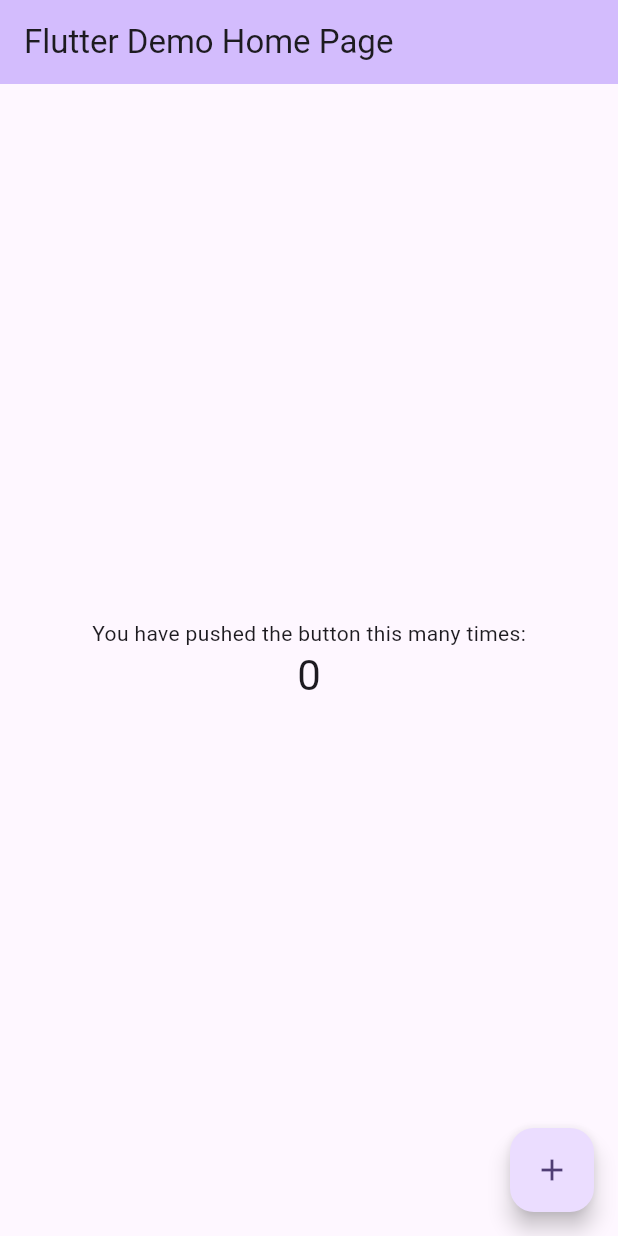
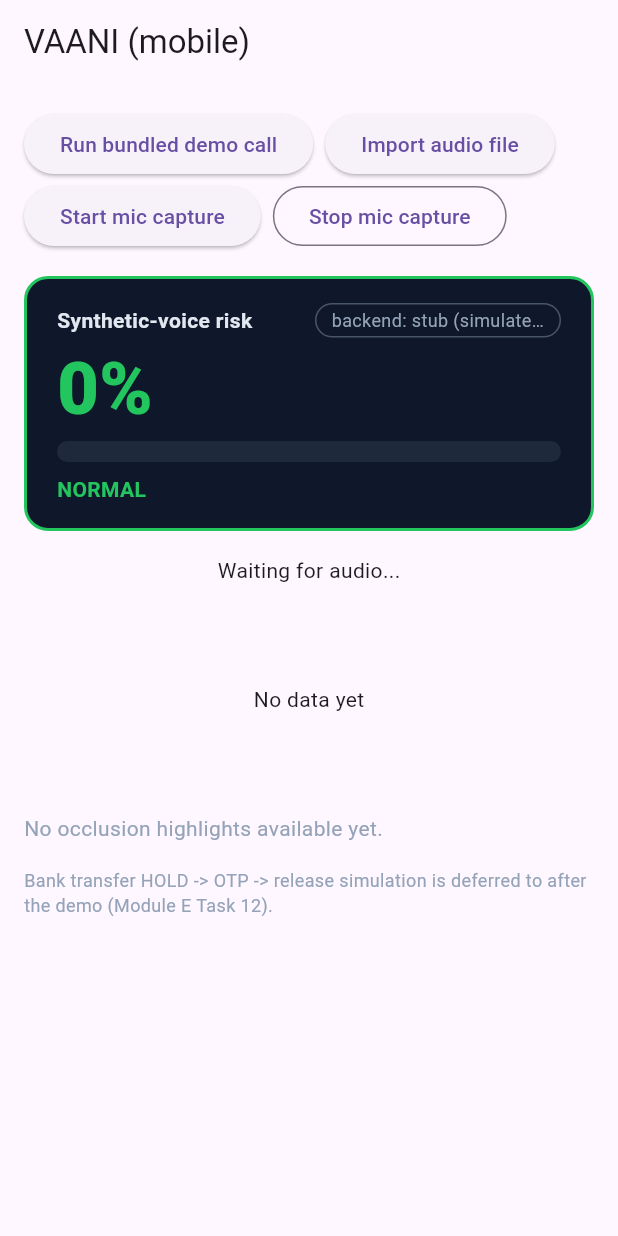
Before and after one commit to VexBane777/Smart_India_Hackathon, a Flutter app: the screen it shows after launch, on a phone screen of 412 x 824 dp. Run offline on Flutter 3.47's test engine with Material 3 defaults, Android fonts, the phone set to English and light mode, and no system bars; our stand-ins replace file_picker, fl_chart, permission_handler.

Commit message:
feat(mobile): wire HomeScreen end-to-end, minus the bank sim (Module E Task 13, adapted)
Wires file import, mic capture, the bundled canned demo call,
WindowPipeline + StubScorer, and the gauge/spectrogram/risk-curve/
occlusion-overlay UI into a single screen (lib/ui/home_screen.dart),
replacing the Flutter counter-app boilerplate in main.dart.

Deliberate deviation from the plan's Task 13: the bank HOLD->OTP->
release panel (Task 12) is skipped per explicit instruction — build
everything except the bank sim, flagged for after the demo. HomeScreen
carries an on-screen note saying so instead of silently omitting it.
integration_test/demo_flow_test.dart replaces the plan's
bank_flow_test.dart, asserting only that the pipeline reaches ALERT on
the bundled demo call — no bank/OTP assertions. Also replaced the
scaffold's stale widget_test.dart (still testing the deleted counter
MyApp) with a real smoke test of VaaniApp.

Verified via `flutter test` (23/23 passing) and `flutter build apk
--debug` (full success). The integration test itself needs a real
device/emulator to run, which isn't available in this environment —
written and committed but functionally unverified, same caveat as
Tasks 7-8.

Co-Authored-By: Claude Sonnet 5 <noreply@anthropic.com>
Claude-Session: https://claude.ai/code/session_011gyh8fVJXW7f8rxffUZm3W

```diff
--- a/vaani/mobile/lib/main.dart
+++ b/vaani/mobile/lib/main.dart
@@ -1,122 +1,10 @@
 import 'package:flutter/material.dart';
+import 'ui/home_screen.dart';
 
-void main() {
-  runApp(const MyApp());
+void main() => runApp(const VaaniApp());
+
+class VaaniApp extends StatelessWidget {
+  const VaaniApp({super.key});
+  @override
+  Widget build(BuildContext context) => const MaterialApp(home: HomeScreen());
 }
-
-class MyApp extends StatelessWidget {
-  const MyApp({super.key});
-
-  // This widget is the root of your application.
-  @override
-  Widget build(BuildContext context) {
-    return MaterialApp(
-      title: 'Flutter Demo',
-      theme: ThemeData(
-        // This is the theme of your application.
-        //
-        // TRY THIS: Try running your application with "flutter run". You'll see
-        // the application has a purple toolbar. Then, without quitting the app,
-        // try changing the seedColor in the colorScheme below to Colors.green
-        // and then invoke "hot reload" (save your changes or press the "hot
-        // reload" button in a Flutter-supported IDE, or press "r" if you used
-        // the command line to start the app).
-        //
-        // Notice that the counter didn't reset back to zero; the application
-        // state is not lost during the reload. To reset the state, use hot
-        // restart instead.
-        //
-        // This works for code too, not just values: Most code changes can be
-        // tested with just a hot reload.
-        colorScheme: .fromSeed(seedColor: Colors.deepPurple),
-      ),
-      home: const MyHomePage(title: 'Flutter Demo Home Page'),
-    );
-  }
-}
-
-class MyHomePage extends StatefulWidget {
-  const MyHomePage({super.key, required this.title});
-
-  // This widget is the home page of your application. It is stateful, meaning
-  // that it has a State object (defined below) that contains fields that affect
-  // how it looks.
-
-  // This class is the configuration for the state. It holds the values (in this
-  // case the title) provided by the parent (in this case the App widget) and
-  // used by the build method of the State. Fields in a Widget subclass are
-  // always marked "final".
-
-  final String title;
-
-  @override
-  State<MyHomePage> createState() => _MyHomePageState();
-}
-
-class _MyHomePageState extends State<MyHomePage> {
-  int _counter = 0;
-
-  void _incrementCounter() {
-    setState(() {
-      // This call to setState tells the Flutter framework that something has
-      // changed in this State, which causes it to rerun the build method below
-      // so that the display can reflect the updated values. If we changed
-      // _counter without calling setState(), then the build method would not be
-      // called again, and so nothing would appear to happen.
-      _counter++;
-    });
-  }
-
-  @override
-  Widget build(BuildContext context) {
-    // This method is rerun every time setState is called, for instance as done
-    // by the _incrementCounter method above.
-    //
-    // The Flutter framework has been optimized to make rerunning build methods
-    // fast, so that you can just rebuild anything that needs updating rather
-    // than having to individually change instances of widgets.
-    return Scaffold(
-      appBar: AppBar(
-        // TRY THIS: Try changing the color here to a specific color (to
-        // Colors.amber, perhaps?) and trigger a hot reload to see the AppBar
-        // change color while the other colors stay the same.
-        backgroundColor: Theme.of(context).colorScheme.inversePrimary,
-        // Here we take the value from the MyHomePage object that was created by
-        // the App.build method, and use it to set our appbar title.
-        title: Text(widget.title),
-      ),
-      body: Center(
-        // Center is a layout widget. It takes a single child and positions it
-        // in the middle of the parent.
-        child: Column(
-          // Column is also a layout widget. It takes a list of children and
-          // arranges them vertically. By default, it sizes itself to fit its
-          // children horizontally, and tries to be as tall as its parent.
-          //
-          // Column has various properties to control how it sizes itself and
-          // how it positions its children. Here we use mainAxisAlignment to
-          // center the children vertically; the main axis here is the vertical
-          // axis because Columns are vertical (the cross axis would be
-          // horizontal).
-          //
-          // TRY THIS: Invoke "debug painting" (choose the "Toggle Debug Paint"
-          // action in the IDE, or press "p" in the console), to see the
-          // wireframe for each widget.
-          mainAxisAlignment: .center,
-          children: [
-            const Text('You have pushed the button this many times:'),
-            Text(
-              '$_counter',
-              style: Theme.of(context).textTheme.headlineMedium,
-            ),
-          ],
-        ),
-      ),
-      floatingActionButton: FloatingActionButton(
-        onPressed: _incrementCounter,
-        tooltip: 'Increment',
-        child: const Icon(Icons.add),
-      ),
-    );
-  }
-}
--- /dev/null
+++ b/vaani/mobile/lib/ui/home_screen.dart
@@ -0,0 +1,154 @@
+import 'dart:async';
+import 'dart:io';
+import 'dart:typed_data';
+import 'package:file_picker/file_picker.dart';
+import 'package:flutter/material.dart';
+import 'package:flutter/services.dart' show rootBundle;
+import 'package:path_provider/path_provider.dart';
+import '../capture/audio_capture_bridge.dart';
+import '../capture/audio_decode_bridge.dart';
+import '../decision/decision_engine.dart';
+import '../mel/mel_bridge.dart';
+import '../pipeline/window_pipeline.dart';
+import '../scoring/stub_scorer.dart';
+import 'gauge.dart';
+import 'occlusion_overlay.dart';
+import 'risk_curve.dart';
+import 'spectrogram_view.dart';
+
+/// Demo clone-entry time for the bundled call_A_whatsapp.wav asset,
+/// matching assets/raw/call_scripts.json's segment 2 start (22.0s) — see
+/// app/engine_mock.py's CLONE_ENTRY_S. Only used for the bundled canned
+/// demo; real imported/mic audio always uses cloneEntryS: null (honest
+/// default — no known ground truth).
+const double _demoCloneEntryS = 22.0;
+
+/// Phase 1 HomeScreen (Module E, minus the bank HOLD/OTP/release panel —
+/// deliberately deferred to after the demo; see plan Task 12). Everything
+/// else from the plan's Task 13 is wired: file import, mic capture, the
+/// bundled canned demo, gauge, spectrogram, risk curve, occlusion overlay.
+class HomeScreen extends StatefulWidget {
+  const HomeScreen({super.key, this.chunkDelay = const Duration(milliseconds: 500)});
+
+  /// Test-only override so integration tests don't have to wait in real
+  /// time for a canned demo file to "play" hop-by-hop.
+  final Duration chunkDelay;
+
+  @override
+  State<HomeScreen> createState() => _HomeScreenState();
+}
+
+class _HomeScreenState extends State<HomeScreen> {
+  final _decodeBridge = AudioDecodeBridge();
+  final _micBridge = AudioCaptureBridge();
+  FrameResult? _latest;
+  final List<double> _emaHistory = [];
+  StreamSubscription<FrameResult>? _sub;
+
+  Future<void> _runBundledDemo() async {
+    final bytes = await rootBundle.load('assets/demo/call_A_whatsapp.wav');
+    final dir = await getTemporaryDirectory();
+    final file = await File('${dir.path}/call_A_whatsapp.wav').writeAsBytes(bytes.buffer.asUint8List());
+    await _runFile(file.path, cloneEntryS: _demoCloneEntryS);
+  }
+
+  Future<void> _importFile() async {
+    final result = await FilePicker.platform.pickFiles(type: FileType.audio);
+    if (result == null || result.files.single.path == null) return;
+    await _runFile(result.files.single.path!, cloneEntryS: null);
+  }
+
+  Future<void> _runFile(String path, {required double? cloneEntryS}) async {
+    Float32List pcm;
+    try {
+      pcm = await _decodeBridge.decodeFile(path);
+    } on AudioDecodeException catch (e) {
+      if (mounted) {
+        ScaffoldMessenger.of(context).showSnackBar(SnackBar(content: Text('Could not read file: $e')));
+      }
+      return;
+    }
+    final pipeline = WindowPipeline(mel: MelBridge());
+    final scorer = StubScorer(cloneEntryS: cloneEntryS);
+    const hopSamples = 8000;
+    final controller = StreamController<Float32List>();
+    await _sub?.cancel();
+    _sub = pipeline.process(controller.stream, scorer: scorer).listen((r) {
+      setState(() {
+        _latest = r;
+        _emaHistory.add(r.ema);
+      });
+    });
+    for (var i = 0; i + hopSamples <= pcm.length; i += hopSamples) {
+      controller.add(Float32List.sublistView(pcm, i, i + hopSamples));
+      await Future.delayed(widget.chunkDelay);
+    }
+    await controller.close();
+  }
+
+  Future<void> _startMic() async {
+    final granted = await _micBridge.requestPermission();
+    if (!granted) return;
+    final pipeline = WindowPipeline(mel: MelBridge());
+    final scorer = StubScorer(cloneEntryS: null);
+    await _sub?.cancel();
+    _sub = pipeline.process(_micBridge.start(), scorer: scorer).listen((r) {
+      setState(() {
+        _latest = r;
+        _emaHistory.add(r.ema);
+      });
+    });
+  }
+
+  Future<void> _stopMic() async {
+    await _micBridge.stop();
+    await _sub?.cancel();
+  }
+
+  @override
+  void dispose() {
+    _sub?.cancel();
+    super.dispose();
+  }
+
+  @override
+  Widget build(BuildContext context) {
+    final state = _latest?.state ?? AlertState.normal;
+    return Scaffold(
+      appBar: AppBar(title: const Text('VAANI (mobile)')),
+      body: SingleChildScrollView(
+        padding: const EdgeInsets.all(16),
+        child: Column(
+          crossAxisAlignment: CrossAxisAlignment.start,
+          children: [
+            Wrap(spacing: 8, children: [
+              ElevatedButton(onPressed: _runBundledDemo, child: const Text('Run bundled demo call')),
+              ElevatedButton(onPressed: _importFile, child: const Text('Import audio file')),
+              ElevatedButton(onPressed: _startMic, child: const Text('Start mic capture')),
+              OutlinedButton(onPressed: _stopMic, child: const Text('Stop mic capture')),
+            ]),
+            const SizedBox(height: 16),
+            RiskGauge(
+              ema: _latest?.ema,
+              state: state,
+              raw: _latest?.rawScore,
+              backendLabel: 'stub (simulated — real model pending)',
+            ),
+            const SizedBox(height: 16),
+            SpectrogramView(melDb: _latest?.melDb ?? const []),
+            const SizedBox(height: 16),
+            RiskCurve(emaHistory: _emaHistory, threshold: 0.6),
+            const SizedBox(height: 16),
+            const OcclusionOverlay(highlights: [], windowDurationS: 2.0),
+            const SizedBox(height: 16),
+            const Text(
+              'Bank transfer HOLD -> OTP -> release simulation is deferred to '
+              'after the demo (Module E Task 12).',
+              style: TextStyle(color: Color(0xFF94A3B8), fontSize: 12),
+            ),
+          ],
+        ),
+      ),
+    );
+  }
+}
```
Also changed, not shown: 2 other files.
